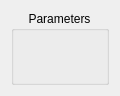
Before: the Qt Designer form Modular1/QGenericModuleWidget.ui in djeemie2000/SynthPlayground, drawn with Qt 5.
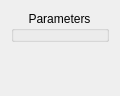
After: the same form once the commit is applied.

```diff
--- a/Modular1/QGenericModuleWidget.ui
+++ b/Modular1/QGenericModuleWidget.ui
@@ -19,9 +19,15 @@
   <property name="windowTitle">
    <string>Form</string>
   </property>
-  <layout class="QHBoxLayout">
+  <layout class="QVBoxLayout" name="verticalLayout">
    <item>
     <widget class="QGroupBox" name="groupBox_Parameters">
+     <property name="sizePolicy">
+      <sizepolicy hsizetype="Minimum" vsizetype="Minimum">
+       <horstretch>0</horstretch>
+       <verstretch>0</verstretch>
+      </sizepolicy>
+     </property>
      <property name="title">
       <string>Parameters</string>
      </property>
@@ -36,6 +42,19 @@
      </property>
     </widget>
    </item>
+   <item>
+    <spacer name="verticalSpacer">
+     <property name="orientation">
+      <enum>Qt::Vertical</enum>
+     </property>
+     <property name="sizeHint" stdset="0">
+      <size>
+       <width>20</width>
+       <height>40</height>
+      </size>
+     </property>
+    </spacer>
+   </item>
   </layout>
  </widget>
  <resources/>
```
